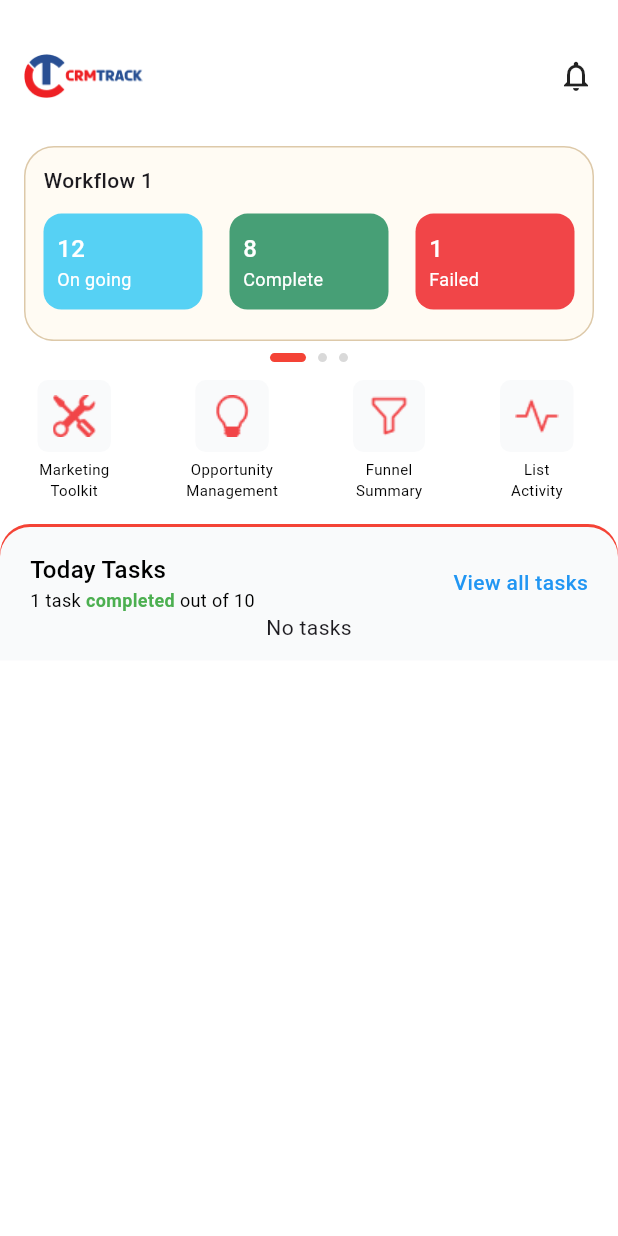
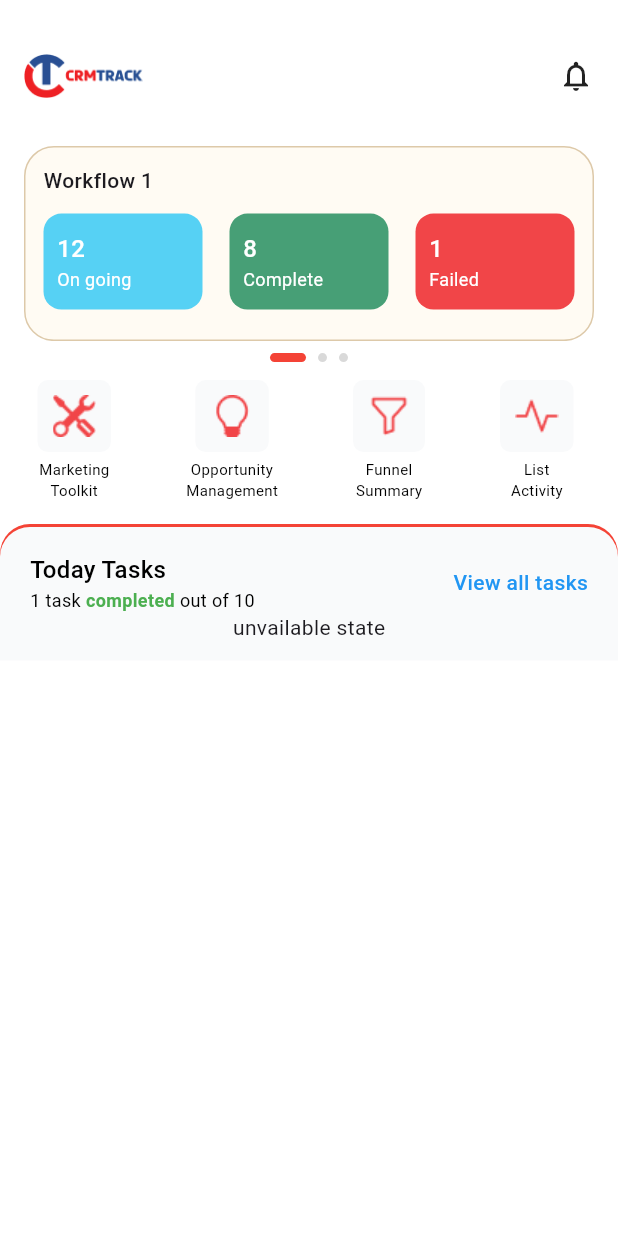
Before and after one commit to ferrykurniawan28/task_CRMTrack, a Flutter app: the screen it shows after launch, on a phone screen of 412 x 824 dp. Run offline on Flutter 3.47's test engine with Material 3 defaults, Android fonts, the light colour scheme and no system bars; our stand-ins replace bloc, flutter_bloc.

Commit message:
[UPDATE] home screen

```diff
--- a/lib/ui/widgets/home_task_list_widget.dart
+++ b/lib/ui/widgets/home_task_list_widget.dart
@@ -135,7 +135,7 @@ class _HomeTaskListWidgetState extends State<HomeTaskListWidget> {
                       );
                     }
                     return Center(
-                      child: Text('No tasks'),
+                      child: Text('unvailable state'),
                     );
                   },
                 ),
```
